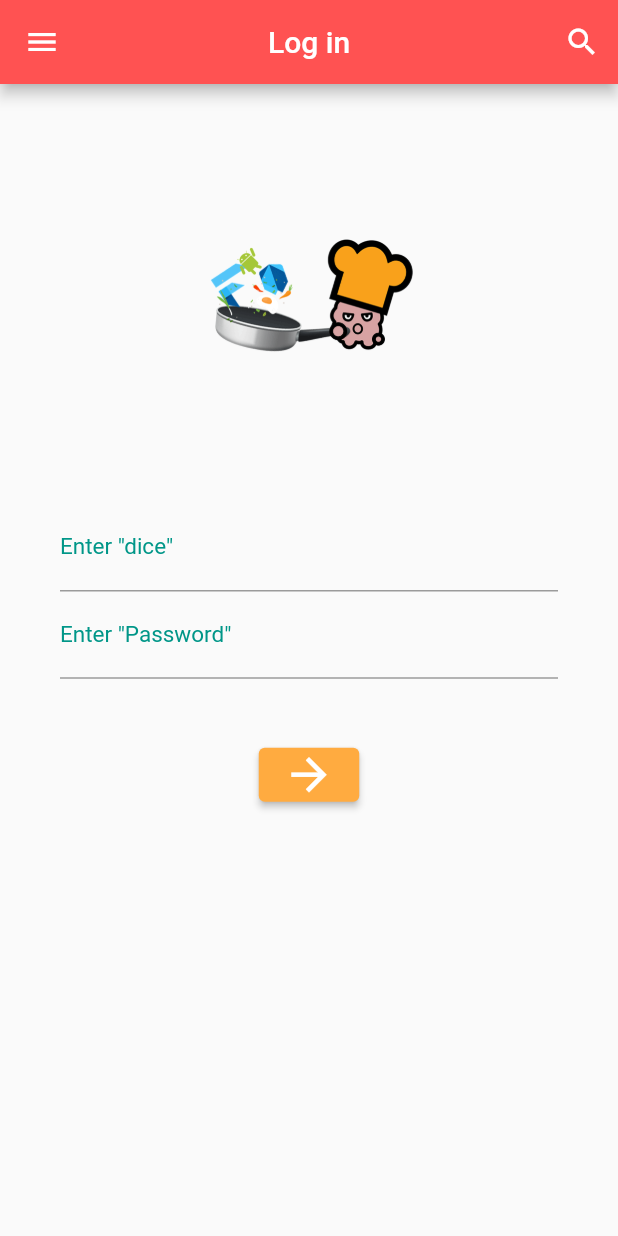
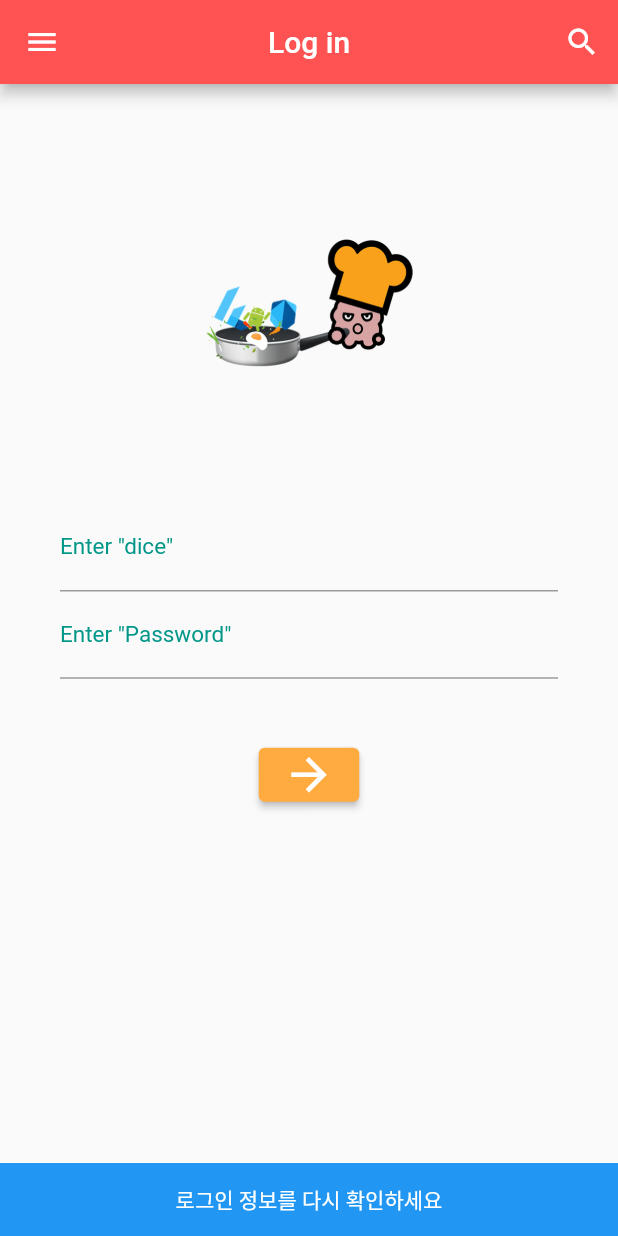
Before and after one commit to InJoon-L/Flutter-first-app, a Flutter app: the screen it shows after launch, after a tap on the "arrow forward" icon, on a phone screen of 412 x 824 dp. Run offline on Flutter 3.47's test engine with Material 2 defaults, Android fonts, the phone set to English and light mode, and no system bars; our stand-ins replace fluttertoast.

Commit message:
login 유효성 검사

```diff
--- a/flutter_dice_game/lib/main.dart
+++ b/flutter_dice_game/lib/main.dart
@@ -1,4 +1,5 @@
 import 'package:flutter/material.dart';
+import 'dice.dart';
 
 void main() => runApp(MyApp());
 
@@ -19,6 +20,10 @@ class LogIn extends StatefulWidget {
 }
 
 class _LogInState extends State<LogIn> {
+
+  TextEditingController controller = new TextEditingController();
+  TextEditingController controller2 = new TextEditingController();
+
   @override
   Widget build(BuildContext context) {
     return Scaffold(
@@ -37,7 +42,9 @@ class _LogInState extends State<LogIn> {
           )
         ],
       ),
-      body: SingleChildScrollView(
+      body: Builder(
+        builder: (context) {
+          return SingleChildScrollView(
           child: Column(
             children: <Widget>[
               Padding(padding: EdgeInsets.only(top: 50.0)),
@@ -64,12 +71,14 @@ class _LogInState extends State<LogIn> {
                     child: Column(
                       children: <Widget>[
                         TextField(
+                          controller: controller,
                           decoration: InputDecoration(
                             labelText: 'Enter "dice"'
                           ),
                           keyboardType: TextInputType.emailAddress,
                         ),
                         TextField(
+                          controller: controller2,
                           decoration: InputDecoration(
                             labelText: 'Enter "Password"'
                           ),
@@ -89,7 +98,19 @@ class _LogInState extends State<LogIn> {
                               color: Colors.white,
                               size: 35.0,
                             ),
-                          onPressed: () {},
+                            onPressed: () {
+                              if (controller.text == 'dice' && controller2.text == '1234') {
+                                Navigator.push(context,
+                                  MaterialPageRoute(builder: (BuildContext context) => Dice())
+                                );
+                              } else if (controller.text != 'dice' && controller2.text == '1234') {
+                                showSnackBar3(context);
+                              } else if (controller.text == 'dice' && controller2.text != '1234') {
+                                showSnackBar2(context);
+                              } else {
+                                showSnackBar(context);
+                              }
+                            },
                           ),
                         )
                       ],
@@ -99,7 +120,45 @@ class _LogInState extends State<LogIn> {
               )
             ],
           ),
+        );
+        }
       ),
     );
   }
 }
+
+void showSnackBar(BuildContext context) {
+  ScaffoldMessenger.of(context).showSnackBar(
+    SnackBar(
+      content: Text('로그인 정보를 다시 확인하세요',
+        textAlign: TextAlign.center,
+      ),
+      duration: Duration(seconds: 2),
+      backgroundColor: Colors.blue,
+    )
+  );
+}
+
+void showSnackBar2(BuildContext context) {
+  ScaffoldMessenger.of(context).showSnackBar(
+    SnackBar(
+      content: Text('비밀번호가 일치하지 않습니다',
+        textAlign: TextAlign.center,
+      ),
+      duration: Duration(seconds: 2),
+      backgroundColor: Colors.blue,
+    )
+  );
+}
+
+void showSnackBar3(BuildContext context) {
+  ScaffoldMessenger.of(context).showSnackBar(
+    SnackBar(
+      content: Text('dice의 철자를 확인하세요',
+        textAlign: TextAlign.center,
+      ),
+      duration: Duration(seconds: 2),
+      backgroundColor: Colors.blue,
+    )
+  );
+}
```
Also changed, not shown: flutter_dice_game/lib/dice.dart (added, +12 -0 lines). Lines whose indentation alone changed are shown as unchanged.
